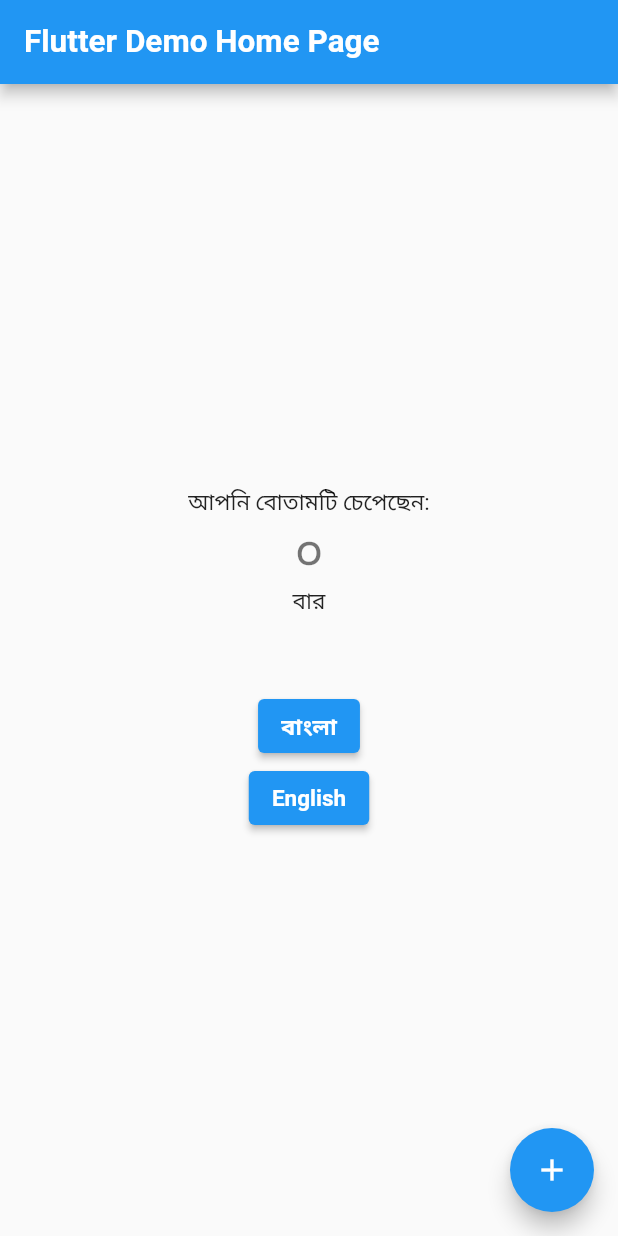
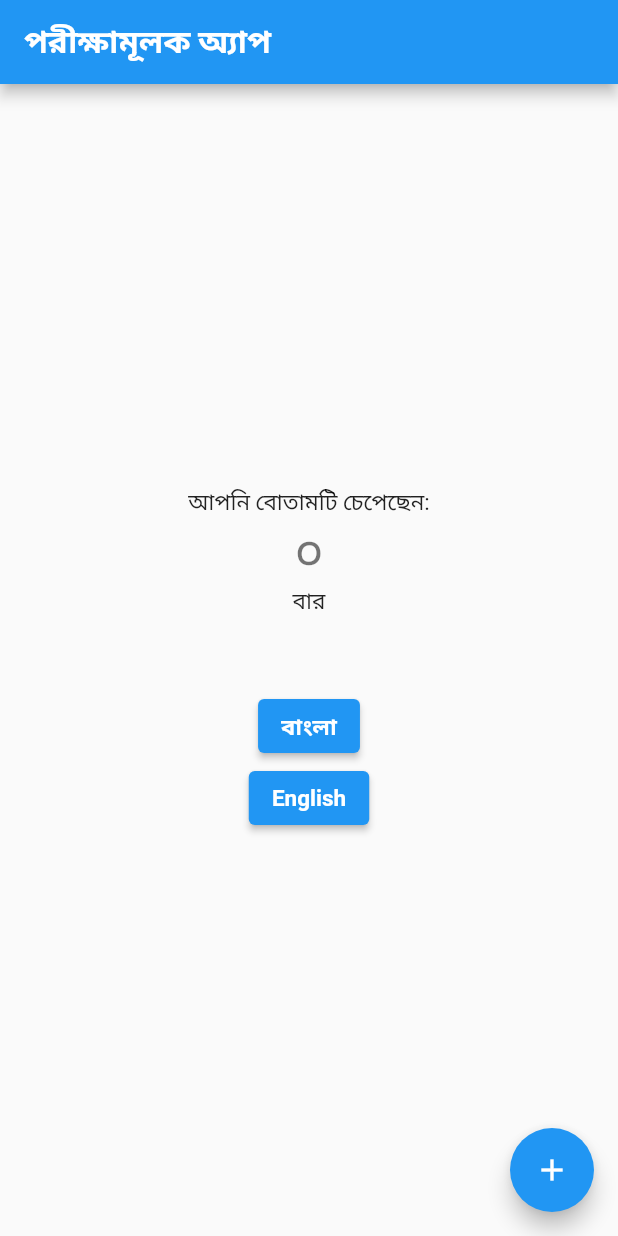
Before and after one commit to abid-hasan/flutter-localization-test, a Flutter app: the screen it shows after launch, after a tap on "বাংলা", on a phone screen of 412 x 824 dp. Run offline on Flutter 3.47's test engine with Material 2 defaults, Android fonts, the phone set to English and light mode, and no system bars; generated files the repository leaves out were written again.

Commit message:
Localize AppBar title

```diff
--- a/lib/l10n/app_bn.arb
+++ b/lib/l10n/app_bn.arb
@@ -1,5 +1,6 @@
 {
   "@@locale": "bn",
   "home_text": "আপনি বোতামটি চেপেছেন:",
-  "times": "বার"
+  "times": "বার",
+  "appbar_title" : "পরীক্ষামূলক অ্যাপ"
 }
--- a/lib/l10n/app_en.arb
+++ b/lib/l10n/app_en.arb
@@ -1,5 +1,6 @@
 {
   "@@locale": "en",
   "home_text": "You have pushed the button:",
-  "times": "times"
+  "times": "times",
+  "appbar_title" : "Testing app"
 }
--- a/lib/main.dart
+++ b/lib/main.dart
@@ -32,16 +32,14 @@ class MyApp extends StatelessWidget {
             theme: ThemeData(
               primarySwatch: Colors.blue,
             ),
-            home: const MyHomePage(title: 'Flutter Demo Home Page'),
+            home: MyHomePage(),
           );
         });
   }
 }
 
 class MyHomePage extends StatefulWidget {
-  const MyHomePage({super.key, required this.title});
-
-  final String title;
+  const MyHomePage({super.key});
 
   @override
   State<MyHomePage> createState() => _MyHomePageState();
@@ -61,7 +59,7 @@ class _MyHomePageState extends State<MyHomePage> {
     final provider = Provider.of<LocalProvider>(context);
     return Scaffold(
       appBar: AppBar(
-        title: Text(widget.title),
+        title: Text(AppLocalizations.of(context)!.appbar_title),
       ),
       body: Center(
         child: Column(
```
